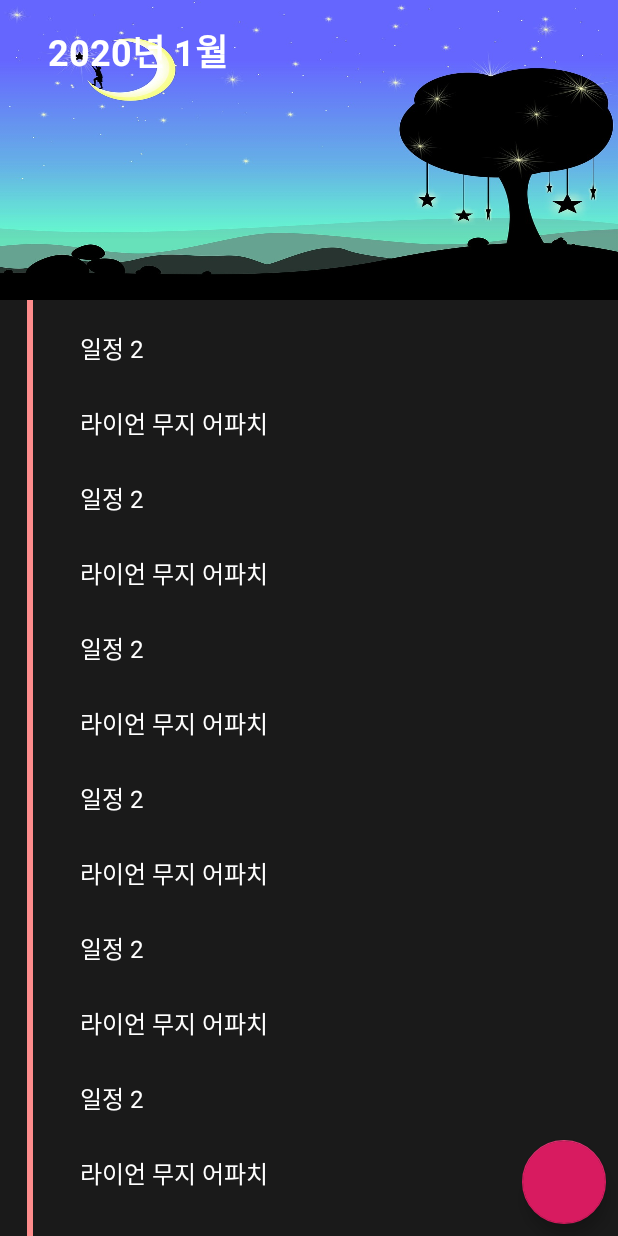
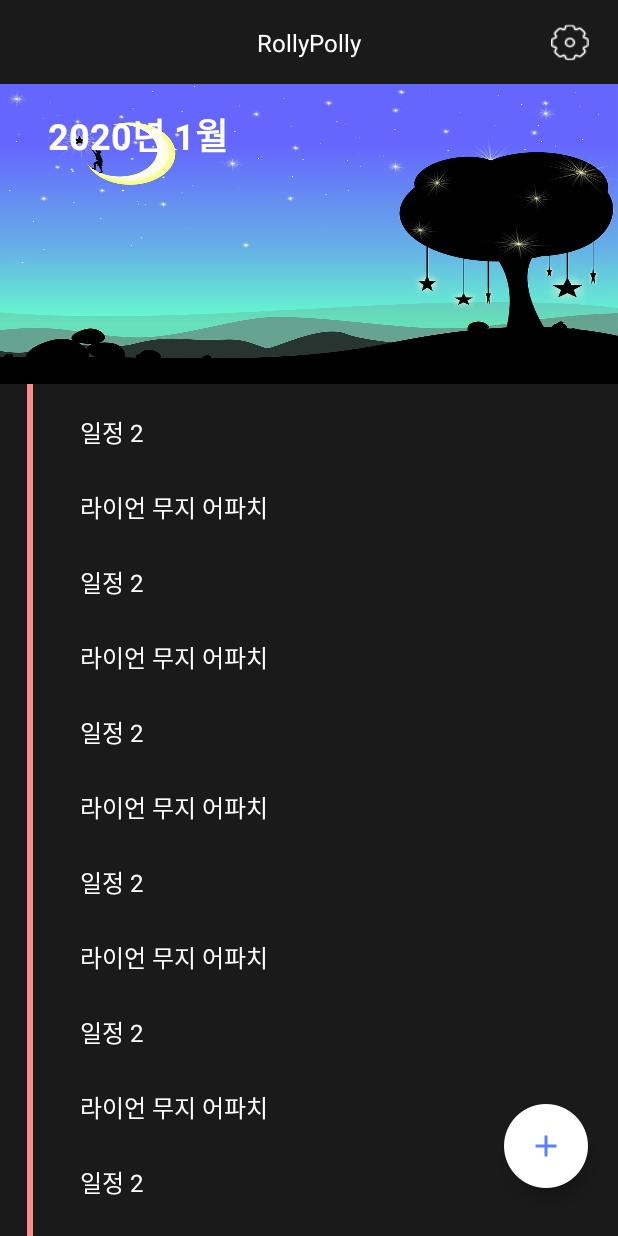
Before and after one commit to amathon-2019/polly_android, an Android app: the screen it shows after launch (MainActivity), on a phone screen of 412 x 824 dp. Run offline under Robolectric (Android 15) with nearby library versions, the phone set to English and light mode, and no system bars; our stand-ins replace RxJava; 1 statement that could not run was skipped.

Commit message:
메인 UI 수정

```diff
--- a/app/src/main/AndroidManifest.xml
+++ b/app/src/main/AndroidManifest.xml
@@ -15,9 +15,10 @@
         android:label="@string/app_name"
         android:roundIcon="@mipmap/ic_launcher_round"
         android:supportsRtl="true"
-        android:theme="@style/AppTheme"
+        android:theme="@style/Theme.AppCompat.Light.NoActionBar"
         android:networkSecurityConfig="@xml/network_security_config"
-        tools:ignore="GoogleAppIndexingWarning">
+        tools:ignore="GoogleAppIndexingWarning"
+        >
 
         <service
             android:name=".service.AudioPlayerService"
--- a/app/src/main/java/com/example/awspolly/ui/MainActivity.kt
+++ b/app/src/main/java/com/example/awspolly/ui/MainActivity.kt
@@ -43,6 +43,9 @@ class MainActivity : AppCompatActivity() {
     override fun onCreate(savedInstanceState: Bundle?) {
         super.onCreate(savedInstanceState)
         setContentView(com.example.awspolly.R.layout.activity_main)
+        setSupportActionBar(toolbar)
+        getSupportActionBar()?.setDisplayShowTitleEnabled(false)
+
 
         val cal = Calendar.getInstance()
         val df: DateFormat = SimpleDateFormat("yyyy-MM-dd'T'HH:mm:ssZ")
@@ -57,7 +60,6 @@ class MainActivity : AppCompatActivity() {
         cal.add(Calendar.HOUR_OF_DAY, 1)
         cal.add(Calendar.MINUTE, 20)
         cal.add(Calendar.SECOND, 10)
-
 
 
 
--- a/app/src/main/res/layout/activity_main.xml
+++ b/app/src/main/res/layout/activity_main.xml
@@ -7,22 +7,63 @@
     tools:context=".ui.MainActivity">
 
 
+    <androidx.appcompat.widget.Toolbar
+        android:id="@+id/toolbar"
+        android:layout_width="match_parent"
+        android:layout_height="?attr/actionBarSize"
+        android:background="#1a1a1a"
+        android:minHeight="?attr/actionBarSize"
+        android:theme="?attr/actionBarTheme"
+        app:layout_constraintEnd_toEndOf="parent"
+        app:layout_constraintStart_toStartOf="parent"
+        app:layout_constraintTop_toTopOf="parent" />
+
     <com.google.android.material.floatingactionbutton.FloatingActionButton
         android:id="@+id/fb_create"
-        android:layout_width="wrap_content"
-        android:layout_height="wrap_content"
-        android:layout_marginEnd="8dp"
-        android:layout_marginBottom="8dp"
+        android:layout_width="56dp"
+        android:layout_height="56dp"
+        android:layout_marginEnd="20dp"
+        android:layout_marginBottom="32dp"
+        android:scaleType="center"
+        android:src="@drawable/button_plus"
+        app:backgroundTint="#00FFFFFF"
+        app:borderWidth="0dp"
+        app:fabSize="normal"
         app:layout_constraintBottom_toBottomOf="parent"
-        app:layout_constraintEnd_toEndOf="parent" />
+        app:layout_constraintEnd_toEndOf="parent"
+        app:maxImageSize="56dp" />
 
     <androidx.recyclerview.widget.RecyclerView
         android:id="@+id/recyclerView_main"
         android:layout_width="match_parent"
-        android:layout_height="match_parent"
+        android:layout_height="0dp"
         app:layout_constraintBottom_toBottomOf="parent"
         app:layout_constraintEnd_toEndOf="parent"
+        app:layout_constraintHorizontal_bias="0.0"
         app:layout_constraintStart_toStartOf="parent"
+        app:layout_constraintTop_toBottomOf="@+id/toolbar"
+        app:layout_constraintVertical_bias="0.0" />
+
+    <TextView
+        android:id="@+id/textView"
+        android:layout_width="wrap_content"
+        android:layout_height="wrap_content"
+        android:text="RollyPolly"
+        android:textColor="#fff"
+        android:textSize="16sp"
+        app:layout_constraintBottom_toTopOf="@+id/recyclerView_main"
+        app:layout_constraintEnd_toEndOf="@+id/toolbar"
+        app:layout_constraintStart_toStartOf="@+id/toolbar"
+        app:layout_constraintTop_toTopOf="@+id/toolbar" />
+
+    <Button
+        android:id="@+id/button"
+        android:layout_width="25dp"
+        android:layout_height="25dp"
+        android:layout_marginEnd="19dp"
+        android:background="@drawable/setting"
+        app:layout_constraintBottom_toTopOf="@+id/recyclerView_main"
+        app:layout_constraintEnd_toEndOf="parent"
         app:layout_constraintTop_toTopOf="parent" />
 
 </androidx.constraintlayout.widget.ConstraintLayout>
--- a/app/src/main/res/values/colors.xml
+++ b/app/src/main/res/values/colors.xml
@@ -1,6 +1,6 @@
 <?xml version="1.0" encoding="utf-8"?>
 <resources>
-    <color name="colorPrimary">#008577</color>
+    <color name="colorPrimary">#1a1a1a</color>
     <color name="colorPrimaryDark">#00574B</color>
     <color name="colorAccent">#D81B60</color>
 </resources>
```
Also changed, not shown: app/src/main/res/drawable-hdpi/button_plus.png (added), app/src/main/res/drawable-hdpi/setting.png (added), app/src/main/res/drawable-mdpi/setting.png (added), app/src/main/res/drawable-xhdpi/setting.png (added), app/src/main/res/drawable-xxhdpi/setting.png (added), app/src/main/res/drawable-xxxhdpi/setting.png (added).
